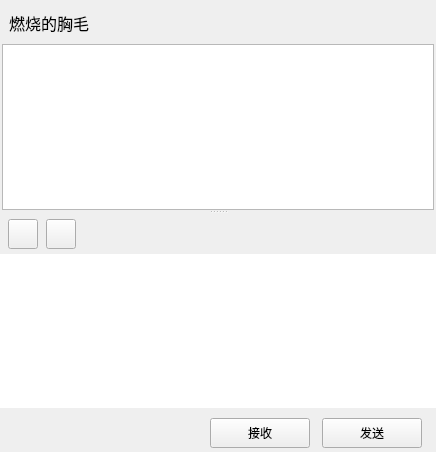
Qt form Resource/Skin/ChatPage.ui (CNGoSeI/IMClient) before a commit.
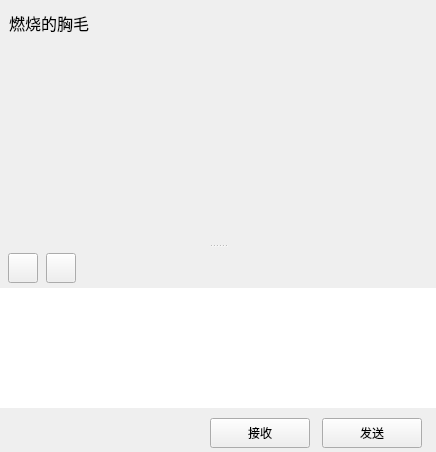
The same form after that commit. Icons and pictures are not drawn.

What changed in the file:
```diff
--- a/Resource/Skin/ChatPage.ui
+++ b/Resource/Skin/ChatPage.ui
@@ -116,7 +116,7 @@
       <property name="minimumSize">
        <size>
         <width>0</width>
-        <height>0</height>
+        <height>200</height>
        </size>
       </property>
       <property name="maximumSize">
@@ -138,9 +138,6 @@
        <property name="bottomMargin">
         <number>0</number>
        </property>
-       <item>
-        <widget class="QListWidget" name="listWidget"/>
-       </item>
       </layout>
      </widget>
      <widget class="QWidget" name="wgt_input" native="true">
@@ -325,13 +322,13 @@
          <property name="minimumSize">
           <size>
            <width>0</width>
-           <height>100</height>
+           <height>0</height>
           </size>
          </property>
          <property name="maximumSize">
           <size>
            <width>16777215</width>
-           <height>350</height>
+           <height>66536</height>
           </size>
          </property>
          <property name="frameShape">
```
Left out of the diff: 2 changed lines with no effect on the pictures.
